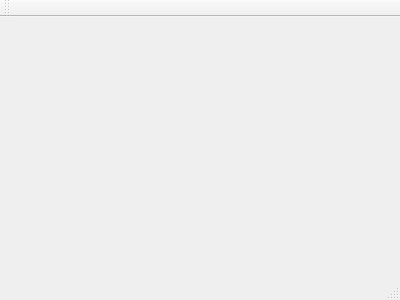
This is mainwindow.ui in foreshadow/Dixit as Qt 5 draws it before an edit. The edited form follows.
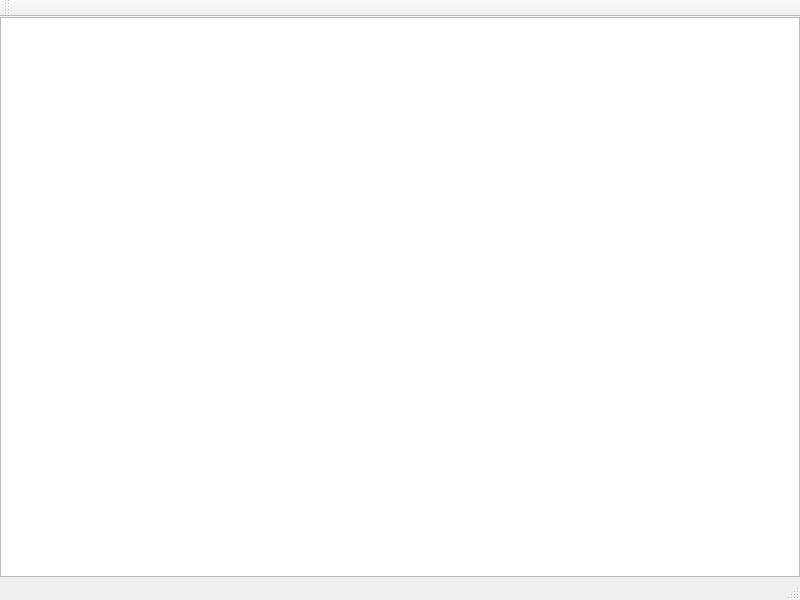
This is the edited form.

```diff
--- a/mainwindow.ui
+++ b/mainwindow.ui
@@ -1,24 +1,50 @@
 <ui version="4.0">
  <class>MainWindow</class>
- <widget class="QMainWindow" name="MainWindow" >
-  <property name="geometry" >
+ <widget class="QMainWindow" name="MainWindow">
+  <property name="geometry">
    <rect>
     <x>0</x>
     <y>0</y>
-    <width>400</width>
-    <height>300</height>
+    <width>800</width>
+    <height>600</height>
    </rect>
   </property>
   <property name="windowTitle" >
    <string>MainWindow</string>
   </property>
-  <widget class="QMenuBar" name="menuBar" />
-  <widget class="QToolBar" name="mainToolBar" />
-  <widget class="QWidget" name="centralWidget" />
-  <widget class="QStatusBar" name="statusBar" />
+  <widget class="QWidget" name="centralWidget">
+   <widget class="QGraphicsView" name="graphicsView">
+    <property name="geometry">
+     <rect>
+      <x>0</x>
+      <y>0</y>
+      <width>800</width>
+      <height>560</height>
+     </rect>
+    </property>
+   </widget>
+  </widget>
+  <widget class="QMenuBar" name="menuBar">
+   <property name="geometry">
+    <rect>
+     <x>0</x>
+     <y>0</y>
+     <width>800</width>
+     <height>23</height>
+    </rect>
+   </property>
+  </widget>
+  <widget class="QToolBar" name="mainToolBar">
+   <attribute name="toolBarArea">
+    <enum>TopToolBarArea</enum>
+   </attribute>
+   <attribute name="toolBarBreak">
+    <bool>false</bool>
+   </attribute>
+  </widget>
+  <widget class="QStatusBar" name="statusBar"/>
  </widget>
- <layoutDefault spacing="6" margin="11" />
- <pixmapfunction></pixmapfunction>
+ <layoutdefault spacing="6" margin="11"/>
  <resources/>
  <connections/>
 </ui>
```
Left out of the diff: 3 changed lines with no effect on the pictures.
